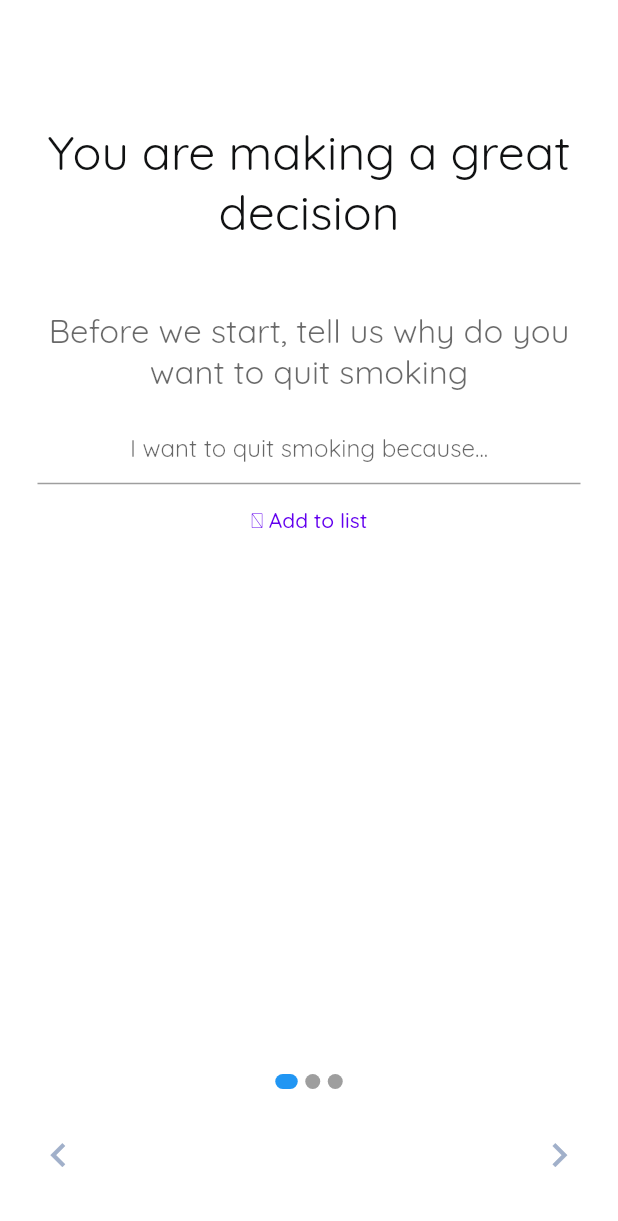
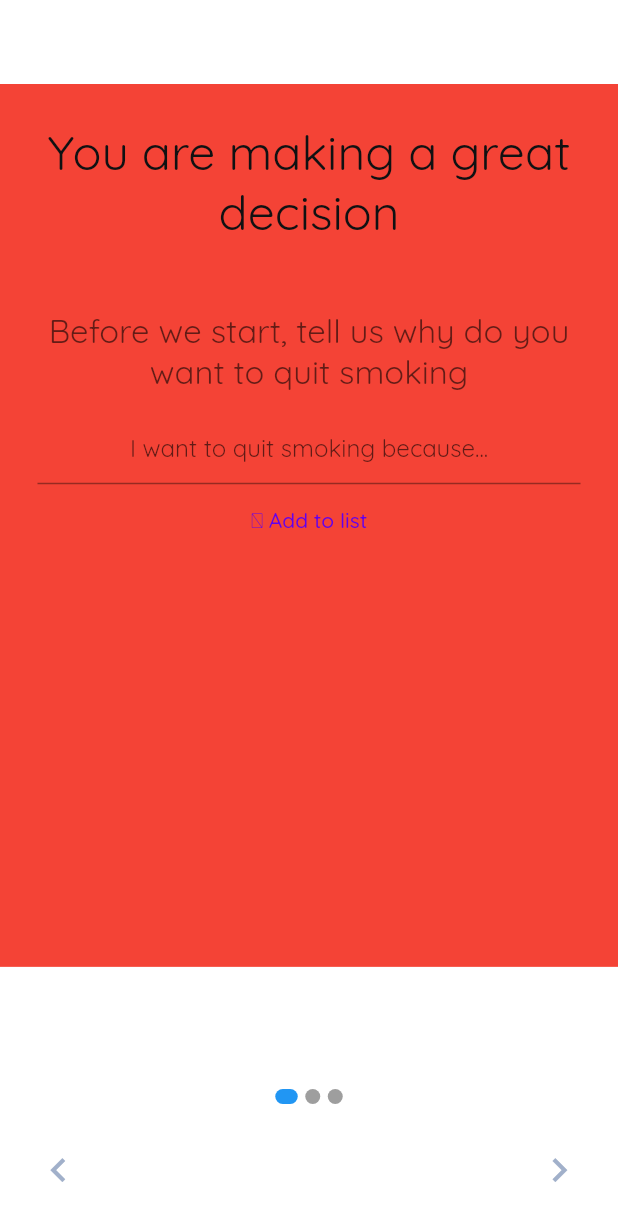
Before and after one commit to trizin/Quit-Smoke-App, a Flutter app: the screen it shows after launch, on a phone screen of 412 x 824 dp. Shown: the top 1221 px of the screen. Run offline on Flutter 3.47's test engine with Material 2 defaults, Android fonts, the phone set to English and light mode, and no system bars; our stand-ins replace auto_size_text, avatar_glow, flutter_local_notifications, flutter_native_timezone, flutter_svg, google_fonts and 2 more; project files that could hold a hidden picture were left out.

Commit message:
Extracted page indicators and page navigation into getters

```diff
--- a/lib/screens/welcome_screen.dart
+++ b/lib/screens/welcome_screen.dart
@@ -229,11 +229,14 @@ class _WelcomeScreenState extends State<WelcomeScreen> {
                   SizedBox(
                     width: 10,
                   ),
-                  Padding(padding: EdgeInsets.symmetric(horizontal: 20), child:
-                    OutlinedButton(
+                  Padding(
+                    padding: EdgeInsets.symmetric(horizontal: 20),
+                    child: OutlinedButton(
                       onPressed: () => _pickDate(context),
                       child: Text(langs[lang]["settings"]["change"]),
-                      style: OutlinedButton.styleFrom(side: BorderSide(color: Theme.of(context).primaryColor, width: 2)),
+                      style: OutlinedButton.styleFrom(
+                          side: BorderSide(
+                              color: Theme.of(context).primaryColor, width: 2)),
                     ),
                   ),
                 ],
@@ -299,13 +302,28 @@ class _WelcomeScreenState extends State<WelcomeScreen> {
       appBar: AppBar(),
       body: SizedBox(
         width: double.infinity,
+        child: SafeArea(
           child: Column(
+            mainAxisAlignment: MainAxisAlignment.spaceBetween,
             children: [
-            router(context, index),
-            Expanded(
-              child: Text(""),
+              Container(
+                color: Colors.red,
+                child: router(context, index),
               ),
               Column(
+                children: [
+                  _pageIndicators,
+                  _pageNavigation,
+                ],
+              ),
+            ],
+          ),
+        ),
+      ),
+    );
+  }
+
+  Widget get _pageIndicators => Column(
         children: [
           Row(
             mainAxisAlignment: MainAxisAlignment.center,
@@ -322,12 +340,10 @@ class _WelcomeScreenState extends State<WelcomeScreen> {
             ],
           )
         ],
-            ),
-            SizedBox(
-              height: 20,
-            ),
-            Padding(
-              padding: const EdgeInsets.symmetric(horizontal: 15),
+      );
+
+  Widget get _pageNavigation => Padding(
+        padding: const EdgeInsets.symmetric(horizontal: 15, vertical: 20),
         child: Row(
           children: [
             IconButton(
@@ -361,15 +377,7 @@ class _WelcomeScreenState extends State<WelcomeScreen> {
           ],
           mainAxisAlignment: MainAxisAlignment.spaceBetween,
         ),
-            ),
-            SizedBox(
-              height: 30,
-            ),
-          ],
-        ),
-      ),
       );
-  }
 
   AnimatedContainer buildpageindicator(int i) {
     return AnimatedContainer(
```
Lines whose indentation alone changed are shown as unchanged.
